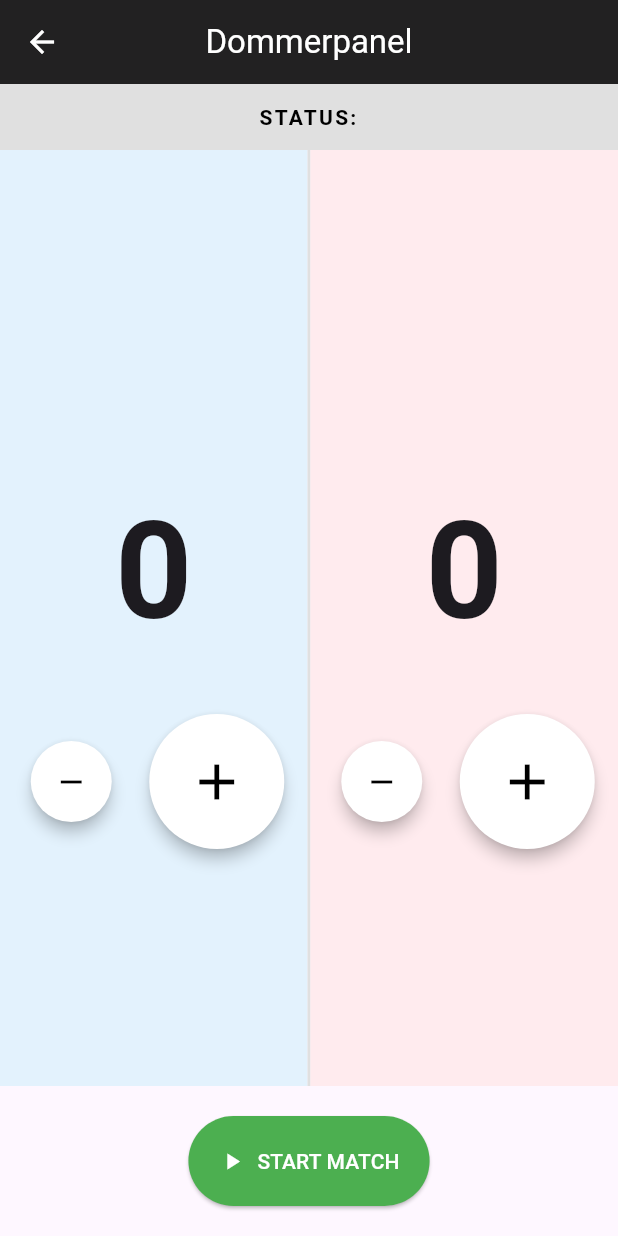
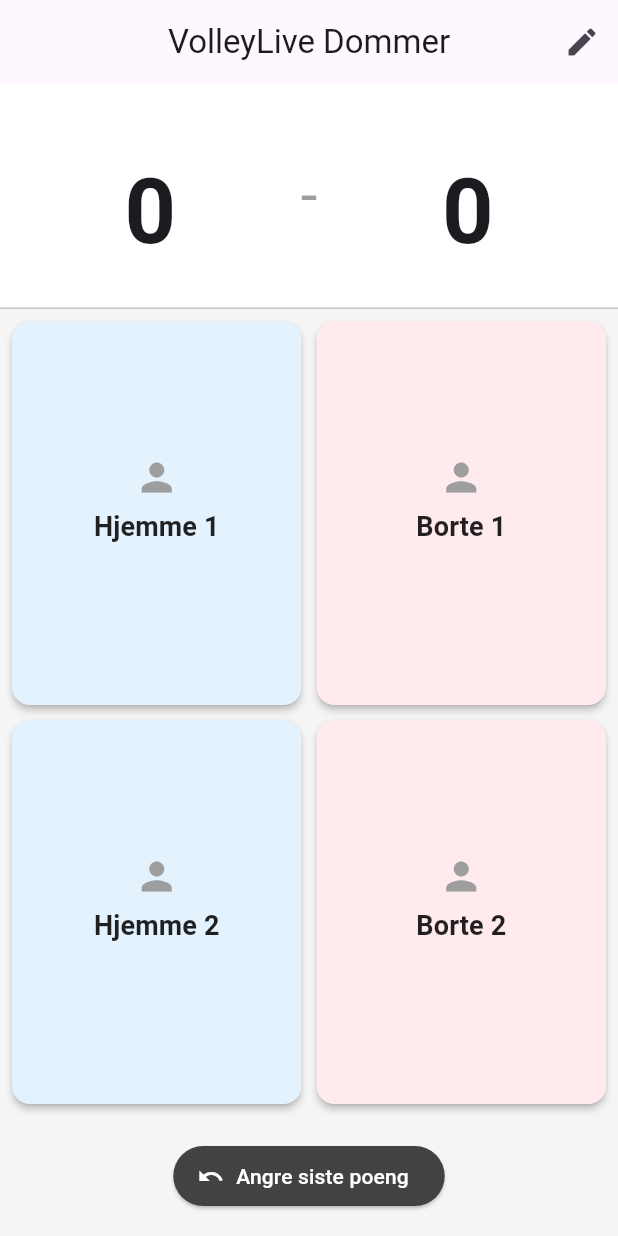
Before and after one commit to RuudyBoy/norgestourlivescore, a Flutter app: the ScoreboardPage screen opened directly with empty values, on a phone screen of 412 x 824 dp. Run offline on Flutter 3.47's test engine with Material 3 defaults, Android fonts, the phone set to English and light mode, and no system bars; our stand-ins replace cloud_firestore, firebase_core; accounts and stored records are empty.

Commit message:
added more advanced stats

```diff
--- a/norges_tour_scorekeeper/lib/main.dart
+++ b/norges_tour_scorekeeper/lib/main.dart
@@ -17,11 +17,12 @@ class ScorekeeperApp extends StatelessWidget {
   @override
   Widget build(BuildContext context) {
     return MaterialApp(
-      title: 'Norges Tour Scorekeeper',
+      title: 'VolleyLive Scorekeeper',
       debugShowCheckedModeBanner: false,
       theme: ThemeData(
         primarySwatch: Colors.blue,
         useMaterial3: true,
+        scaffoldBackgroundColor: Colors.grey[100],
       ),
       home: const LandingPage(),
     );
@@ -41,183 +42,316 @@ class _LandingPageState extends State<LandingPage> {
   @override
   void initState() {
     super.initState();
-    // MAGIEN SKJER HER: Vi leser nettadressen!
-    // Vi ser etter "?matchId=..." i URL-en
     final uri = Uri.base;
     matchId = uri.queryParameters['matchId'];
   }
 
   @override
   Widget build(BuildContext context) {
-    // Scenario 1: Ingen ID i linken (Vanlig besøk)
     if (matchId == null) {
-      return Scaffold(
-        body: Center(
-          child: Column(
-            mainAxisAlignment: MainAxisAlignment.center,
-            children: const [
-              Icon(Icons.qr_code_scanner, size: 80, color: Colors.grey),
-              SizedBox(height: 20),
-              Text(
-                "Ingen kamp valgt.",
-                style: TextStyle(fontSize: 24, fontWeight: FontWeight.bold),
-              ),
-              Text("Vennligst scan QR-koden fra sekretariatet."),
-            ],
-          ),
-        ),
+      return const Scaffold(
+        body: Center(child: Text("Ingen kamp valgt. Scan QR-kode.")),
       );
     }
-
-    // Scenario 2: Vi fant en ID! Vis Scoreboardet.
     return ScoreboardPage(matchId: matchId!);
   }
 }
 
-// --- SELVE KAMPSTYRINGEN (Kopiert og tilpasset fra Admin) ---
-class ScoreboardPage extends StatelessWidget {
+class ScoreboardPage extends StatefulWidget {
   final String matchId;
-
   const ScoreboardPage({super.key, required this.matchId});
 
-  void _updateScore(String field, int delta) {
-    FirebaseFirestore.instance.collection('matches').doc(matchId).update({
-      field: FieldValue.increment(delta),
-    });
-  }
+  @override
+  State<ScoreboardPage> createState() => _ScoreboardPageState();
+}
+
+class _ScoreboardPageState extends State<ScoreboardPage> {
+  // Midlertidige navn (kan endres av dommer)
+  String p1Home = "Hjemme 1";
+  String p2Home = "Hjemme 2";
+  String p1Away = "Borte 1";
+  String p2Away = "Borte 2";
 
   @override
   Widget build(BuildContext context) {
-    return Scaffold(
-      appBar: AppBar(
-        title: const Text("Dommerpanel"),
-        backgroundColor: Colors.black87,
-        foregroundColor: Colors.white,
-        centerTitle: true,
-      ),
-      body: StreamBuilder<DocumentSnapshot>(
-        stream: FirebaseFirestore.instance.collection('matches').doc(matchId).snapshots(),
-        builder: (context, snapshot) {
-          if (snapshot.connectionState == ConnectionState.waiting) {
-            return const Center(child: CircularProgressIndicator());
-          }
+    return StreamBuilder<DocumentSnapshot>(
+      stream: FirebaseFirestore.instance.collection('matches').doc(widget.matchId).snapshots(),
+      builder: (context, snapshot) {
+        if (!snapshot.hasData) return const Center(child: CircularProgressIndicator());
 
-          if (!snapshot.hasData || !snapshot.data!.exists) {
-            return const Center(child: Text("Fant ikke kampen. Feil ID?"));
-          }
+        final data = snapshot.data!.data() as Map<String, dynamic>;
+        final homeTeam = data['team_a_name'] ?? 'Lag A';
+        final awayTeam = data['team_b_name'] ?? 'Lag B';
+        final homeScore = data['home_score'] ?? 0;
+        final awayScore = data['away_score'] ?? 0;
+        final currentSet = data['current_set'] ?? 1; // Vi kan legge til sett-logikk senere
 
-          final data = snapshot.data!.data() as Map<String, dynamic>;
+        return Scaffold(
+          appBar: AppBar(
+            title: const Text("VolleyLive Dommer"),
+            centerTitle: true,
+            actions: [
+              IconButton(
+                icon: const Icon(Icons.edit),
+                onPressed: () => _editPlayerNamesDialog(),
+                tooltip: "Endre spillernavn",
+              )
+            ],
+          ),
+          body: Column(
+            children: [
+              // --- SCOREBOARD TOPP ---
+              Container(
+                padding: const EdgeInsets.symmetric(vertical: 20),
+                color: Colors.white,
+                child: Row(
+                  mainAxisAlignment: MainAxisAlignment.spaceEvenly,
+                  children: [
+                    _buildScoreColumn(homeTeam, homeScore, Colors.blue),
+                    const Text("-", style: TextStyle(fontSize: 40, color: Colors.grey)),
+                    _buildScoreColumn(awayTeam, awayScore, Colors.red),
+                  ],
+                ),
+              ),
+              const Divider(height: 1),
 
-          final teamA = data['team_a_name'] ?? 'Lag A';
-          final teamB = data['team_b_name'] ?? 'Lag B';
-          final homeScore = data['home_score'] ?? 0;
-          final awayScore = data['away_score'] ?? 0;
-          final status = data['status'] ?? 'scheduled';
-
-          return Column(
-            children: [
-              // Status Bar
-              Container(
-                padding: const EdgeInsets.all(12),
-                color: status == 'live' ? Colors.red : Colors.grey[300],
-                width: double.infinity,
-                child: Text(
-                  status == 'live' ? "KAMPEN ER LIVE" : "STATUS: ${status.toUpperCase()}",
-                  textAlign: TextAlign.center,
-                  style: TextStyle(
-                    color: status == 'live' ? Colors.white : Colors.black,
-                    fontWeight: FontWeight.bold,
-                    letterSpacing: 1.5,
+              // --- SPILLER KNAPPER (Hovedområdet) ---
+              Expanded(
+                child: Padding(
+                  padding: const EdgeInsets.all(8.0),
+                  child: Row(
+                    children: [
+                      // HJEMMELAG SPILLERE
+                      Expanded(
+                        child: Column(
+                          children: [
+                            _buildPlayerButton(p1Home, homeTeam, true),
+                            const SizedBox(height: 10),
+                            _buildPlayerButton(p2Home, homeTeam, true),
+                          ],
+                        ),
+                      ),
+                      const SizedBox(width: 10),
+                      // BORTELAG SPILLERE
+                      Expanded(
+                        child: Column(
+                          children: [
+                            _buildPlayerButton(p1Away, awayTeam, false),
+                            const SizedBox(height: 10),
+                            _buildPlayerButton(p2Away, awayTeam, false),
+                          ],
+                        ),
+                      ),
+                    ],
                   ),
                 ),
               ),
 
+              // UNDO KNAPP (Viktig når man trykker feil!)
+              Padding(
+                padding: const EdgeInsets.all(16.0),
+                child: ElevatedButton.icon(
+                  onPressed: _undoLastAction,
+                  icon: const Icon(Icons.undo),
+                  label: const Text("Angre siste poeng"),
+                  style: ElevatedButton.styleFrom(backgroundColor: Colors.grey[800], foregroundColor: Colors.white),
+                ),
+              ),
+            ],
+          ),
+        );
+      },
+    );
+  }
+
+  // --- UI Widgets ---
+
+  Widget _buildScoreColumn(String team, int score, Color color) {
+    return Column(
+      children: [
+        Text(team, style: TextStyle(fontSize: 16, fontWeight: FontWeight.bold, color: color)),
+        Text("$score", style: const TextStyle(fontSize: 60, fontWeight: FontWeight.bold)),
+      ],
+    );
+  }
+
+  Widget _buildPlayerButton(String player, String team, bool isHomeTeam) {
+    return Expanded(
+      child: SizedBox(
+        width: double.infinity,
+        child: ElevatedButton(
+          style: ElevatedButton.styleFrom(
+            backgroundColor: isHomeTeam ? Colors.blue[50] : Colors.red[50],
+            shape: RoundedRectangleBorder(borderRadius: BorderRadius.circular(12)),
+            elevation: 2,
+          ),
+          onPressed: () => _showActionSheet(player, team, isHomeTeam),
+          child: Column(
+            mainAxisAlignment: MainAxisAlignment.center,
+            children: [
+              const Icon(Icons.person, size: 30, color: Colors.grey),
+              const SizedBox(height: 5),
+              Text(player, style: const TextStyle(fontSize: 18, fontWeight: FontWeight.bold, color: Colors.black87)),
+              Text(team, style: const TextStyle(fontSize: 12, color: Colors.grey)),
+            ],
+          ),
+        ),
+      ),
+    );
+  }
+
+  // --- MENYEN SOM KOMMER OPP (Action Sheet) ---
+  void _showActionSheet(String player, String team, bool isHomeTeam) {
+    showModalBottomSheet(
+      context: context,
+      builder: (context) {
+        return Container(
+          padding: const EdgeInsets.all(20),
+          height: 350,
+          child: Column(
+            crossAxisAlignment: CrossAxisAlignment.start,
+            children: [
+              Text("Hva gjorde $player?", style: const TextStyle(fontSize: 22, fontWeight: FontWeight.bold)),
+              const SizedBox(height: 20),
               Expanded(
                 child: Row(
                   children: [
-                    // --- HJEMMELAG ---
+                    // KOLONNE 1: POENG TIL OSS (Grønn)
                     Expanded(
-                      child: _buildTeamColumn(teamA, homeScore, 'home_score', Colors.blue[50]!),
+                      child: Column(
+                        children: [
+                          _actionBtn("ANGREP (Kill)", Colors.green, () => _registerStat(player, team, isHomeTeam, "Kill", true)),
+                          const SizedBox(height: 10),
+                          _actionBtn("BLOKK POENG", Colors.green, () => _registerStat(player, team, isHomeTeam, "Block", true)),
+                          const SizedBox(height: 10),
+                          _actionBtn("SERVE ESS", Colors.green, () => _registerStat(player, team, isHomeTeam, "Ace", true)),
+                        ],
+                      ),
                     ),
-                    // Skillelinje
-                    Container(width: 2, color: Colors.grey[300]),
-                    // --- BORTELAG ---
+                    const SizedBox(width: 20),
+                    // KOLONNE 2: FEIL (Rød - gir poeng til motstander)
                     Expanded(
-                      child: _buildTeamColumn(teamB, awayScore, 'away_score', Colors.red[50]!),
+                      child: Column(
+                        children: [
+                          _actionBtn("ANGREPSFEIL (Ut/Nett)", Colors.red[300]!, () => _registerStat(player, team, isHomeTeam, "Attack Error", false)),
+                          const SizedBox(height: 10),
+                          _actionBtn("SERVEFEIL", Colors.red[300]!, () => _registerStat(player, team, isHomeTeam, "Service Error", false)),
+                          const SizedBox(height: 10),
+                          _actionBtn("TEKNISK / NETT", Colors.red[300]!, () => _registerStat(player, team, isHomeTeam, "Technical Error", false)),
+                        ],
+                      ),
                     ),
                   ],
                 ),
               ),
+            ],
+          ),
+        );
+      },
+    );
+  }
 
-              // Start / Stopp knapper
-              Padding(
-                padding: const EdgeInsets.all(20.0),
-                child: Row(
-                  mainAxisAlignment: MainAxisAlignment.spaceEvenly,
-                  children: [
-                    if (status != 'live')
-                      ElevatedButton.icon(
-                        onPressed: () => FirebaseFirestore.instance.collection('matches').doc(matchId).update({'status': 'live'}),
-                        icon: const Icon(Icons.play_arrow),
-                        label: const Text("START MATCH"),
-                        style: ElevatedButton.styleFrom(backgroundColor: Colors.green, foregroundColor: Colors.white, padding: const EdgeInsets.all(20)),
-                      ),
-                    if (status == 'live')
-                      ElevatedButton.icon(
-                        onPressed: () => FirebaseFirestore.instance.collection('matches').doc(matchId).update({'status': 'finished'}),
-                        icon: const Icon(Icons.stop),
-                        label: const Text("AVSLUTT"),
-                        style: ElevatedButton.styleFrom(backgroundColor: Colors.black, foregroundColor: Colors.white, padding: const EdgeInsets.all(20)),
-                      ),
-                  ],
-                ),
-              )
-            ],
-          );
-        },
+  Widget _actionBtn(String text, Color color, VoidCallback onTap) {
+    return Expanded(
+      child: SizedBox(
+        width: double.infinity,
+        child: ElevatedButton(
+          style: ElevatedButton.styleFrom(backgroundColor: color, foregroundColor: Colors.white),
+          onPressed: () {
+            Navigator.pop(context); // Lukk menyen
+            onTap(); // Kjør logikk
+          },
+          child: Text(text, textAlign: TextAlign.center, style: const TextStyle(fontWeight: FontWeight.bold)),
+        ),
       ),
     );
   }
 
-  Widget _buildTeamColumn(String name, int score, String field, Color bg) {
-    return Container(
-      color: bg,
-      child: Column(
-        mainAxisAlignment: MainAxisAlignment.center,
-        children: [
-          Padding(
-            padding: const EdgeInsets.symmetric(horizontal: 8.0),
-            child: Text(name, style: const TextStyle(fontSize: 20, fontWeight: FontWeight.bold), textAlign: TextAlign.center),
-          ),
-          const SizedBox(height: 30),
-          Text("$score", style: const TextStyle(fontSize: 90, fontWeight: FontWeight.bold)),
-          const SizedBox(height: 30),
+  // --- LOGIKK FOR Å OPPDATERE FIREBASE ---
+  void _registerStat(String player, String team, bool isHomeTeam, String actionType, bool isPositive) {
+    // isPositive = true betyr at spilleren gjorde noe bra (Kill/Ace) -> Poeng til SPILLERENS lag.
+    // isPositive = false betyr at spilleren gjorde noe dumt (Feil) -> Poeng til MOTSATT lag.
 
-          // Knapper
-          Row(
-            mainAxisAlignment: MainAxisAlignment.center,
-            children: [
-              _circleButton(Icons.remove, () => _updateScore(field, -1)),
-              const SizedBox(width: 20),
-              _circleButton(Icons.add, () => _updateScore(field, 1), isBig: true),
-            ],
-          ),
-        ],
-      ),
-    );
+    bool pointToHome;
+    if (isPositive) {
+      pointToHome = isHomeTeam; // Hjemmespiller gjorde noe bra -> Hjemmepoeng
+    } else {
+      pointToHome = !isHomeTeam; // Hjemmespiller gjorde feil -> Bortepoeng
+    }
+
+    // 1. Oppdater Score
+    FirebaseFirestore.instance.collection('matches').doc(widget.matchId).update({
+      pointToHome ? 'home_score' : 'away_score': FieldValue.increment(1),
+    });
+
+    // 2. Logg hendelsen for statistikk (Dette legger vi i en under-kolleksjon 'events')
+    FirebaseFirestore.instance.collection('matches').doc(widget.matchId).collection('events').add({
+      'player': player,
+      'team': team,
+      'action': actionType,
+      'point_to': pointToHome ? 'home' : 'away',
+      'timestamp': FieldValue.serverTimestamp(),
+    });
   }
 
-  Widget _circleButton(IconData icon, VoidCallback onTap, {bool isBig = false}) {
-    return ElevatedButton(
-      onPressed: onTap,
-      style: ElevatedButton.styleFrom(
-        shape: const CircleBorder(),
-        padding: EdgeInsets.all(isBig ? 25 : 15),
-        backgroundColor: Colors.white,
-        foregroundColor: Colors.black,
-        elevation: 4,
-      ),
-      child: Icon(icon, size: isBig ? 40 : 24),
-    );
+  void _undoLastAction() async {
+    // Finn siste hendelse
+    final events = await FirebaseFirestore.instance
+        .collection('matches')
+        .doc(widget.matchId)
+        .collection('events')
+        .orderBy('timestamp', descending: true)
+        .limit(1)
+        .get();
+
+    if (events.docs.isNotEmpty) {
+      final lastEvent = events.docs.first;
+      final data = lastEvent.data();
+
+      // Trekk fra poenget
+      bool pointToHome = data['point_to'] == 'home';
+      FirebaseFirestore.instance.collection('matches').doc(widget.matchId).update({
+        pointToHome ? 'home_score' : 'away_score': FieldValue.increment(-1),
+      });
+
+      // Slett hendelsen fra loggen
+      lastEvent.reference.delete();
+    }
+  }
+
+  void _editPlayerNamesDialog() {
+    // Enkel dialog for å sette navnene (kun lokalt i appen foreløpig)
+    TextEditingController c1 = TextEditingController(text: p1Home);
+    TextEditingController c2 = TextEditingController(text: p2Home);
+    TextEditingController c3 = TextEditingController(text: p1Away);
+    TextEditingController c4 = TextEditingController(text: p2Away);
+
+    showDialog(context: context, builder: (context) {
+      return AlertDialog(
+        title: const Text("Sett spillernavn"),
+        content: Column(
+          mainAxisSize: MainAxisSize.min,
+          children: [
+            const Text("Hjemmelag"),
+            TextField(controller: c1, decoration: const InputDecoration(hintText: "Spiller 1")),
+            TextField(controller: c2, decoration: const InputDecoration(hintText: "Spiller 2")),
+            const SizedBox(height: 20),
+            const Text("Bortelag"),
+            TextField(controller: c3, decoration: const InputDecoration(hintText: "Spiller 1")),
+            TextField(controller: c4, decoration: const InputDecoration(hintText: "Spiller 2")),
+          ],
+        ),
+        actions: [
+          TextButton(onPressed: () => Navigator.pop(context), child: const Text("Avbryt")),
+          ElevatedButton(onPressed: () {
+            setState(() {
+              p1Home = c1.text; p2Home = c2.text;
+              p1Away = c3.text; p2Away = c4.text;
+            });
+            Navigator.pop(context);
+          }, child: const Text("Lagre"))
+        ],
+      );
+    });
   }
 }
```
Also changed, not shown: 2 other files.
